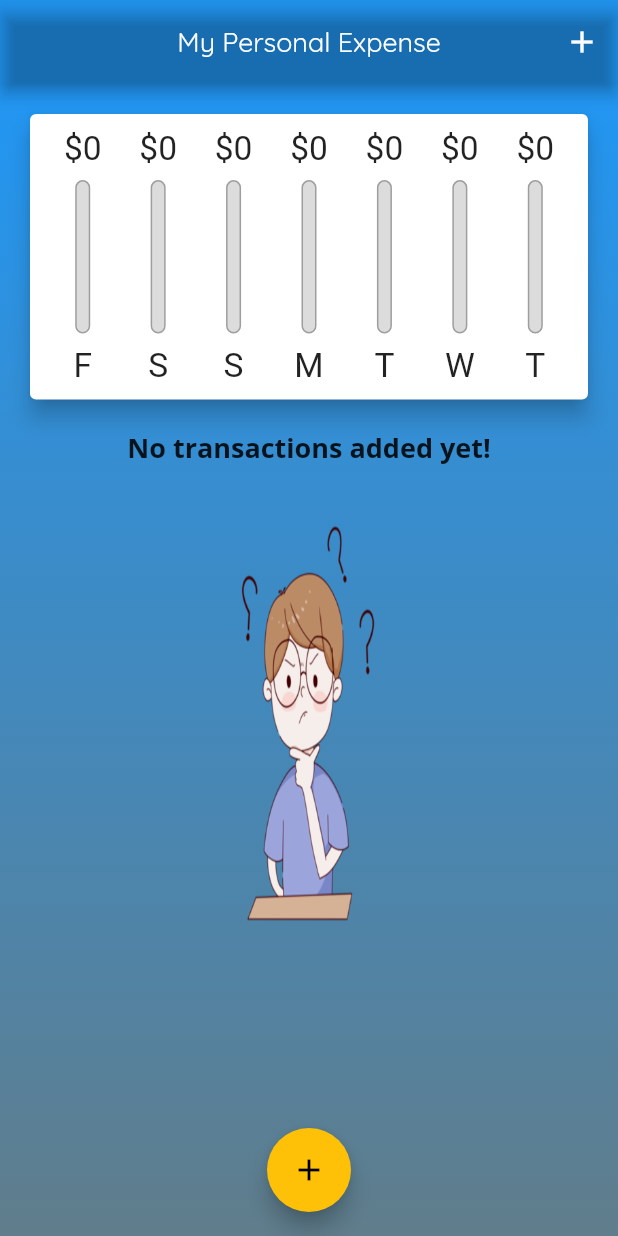
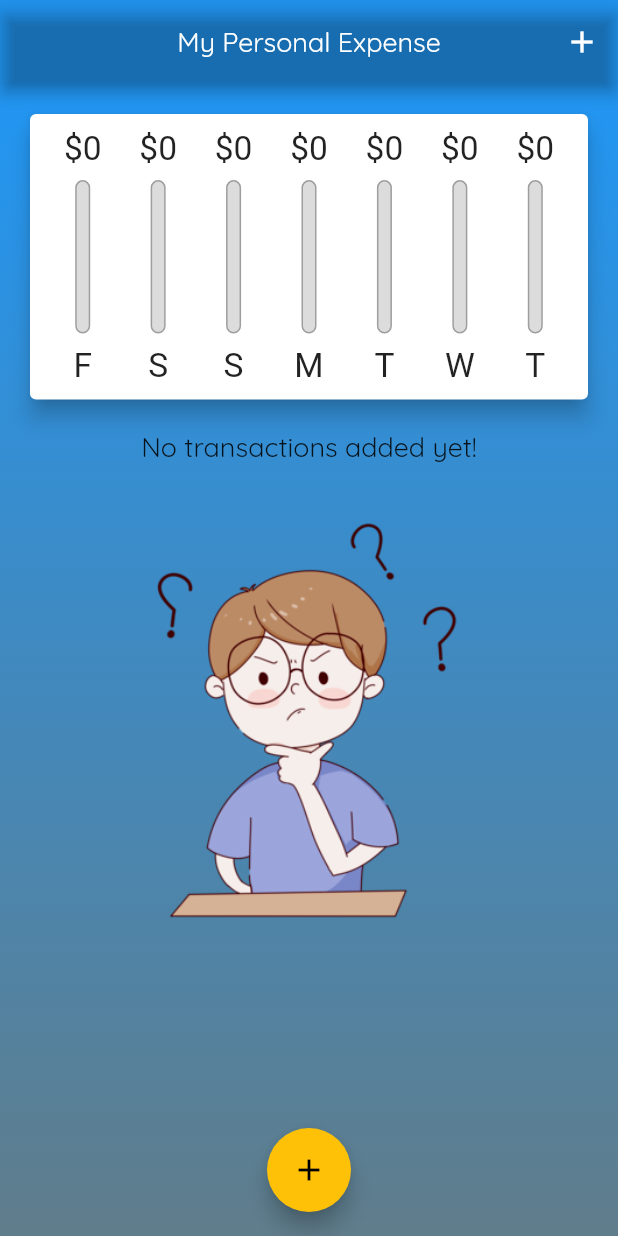
Before and after one commit to yashwanth938/Transaction-Save-App-, a Flutter app: the screen it shows after launch, on a phone screen of 412 x 824 dp. Run offline on Flutter 3.47's test engine with Material 2 defaults, Android fonts, the phone set to English and light mode, and no system bars.

Commit message:
Some changes

```diff
--- a/lib/widgets/transaction_list.dart
+++ b/lib/widgets/transaction_list.dart
@@ -18,7 +18,12 @@ class TransactionList extends StatelessWidget {
                 children: <Widget>[
                   Text(
                     'No transactions added yet!',
-                    style: Theme.of(context).textTheme.title,
+                    style: TextStyle(
+                      fontFamily: 'Quicksand',
+                      fontWeight: FontWeight.normal,
+                      fontSize: 18,
+                    ),
+                    //style: Theme.of(context).textTheme.headline6,
                   ),
                   SizedBox(
                     height: 20,
@@ -26,7 +31,7 @@ class TransactionList extends StatelessWidget {
                   Container(
                     height: constraints.maxHeight * 0.6,
                     child: Image.asset(
-                      'assets/images/Think12.png',
+                      'assets/images/Think1.png',
                       fit: BoxFit.contain,
                     ),
                   ),
@@ -54,7 +59,7 @@ class TransactionList extends StatelessWidget {
                   ),
                   title: Text(
                     transactions[index].title,
-                    style: Theme.of(context).textTheme.title,
+                    style: Theme.of(context).textTheme.headline6,
                   ),
                   subtitle: Text(
                     DateFormat.yMMMd().format(transactions[index].date),
--- a/pubspec.yaml
+++ b/pubspec.yaml
@@ -71,7 +71,6 @@ flutter:
       fonts:
         - asset: assets/fonts/Quicksand-Regular.ttf
         - asset: assets/fonts/Quicksand-Bold.ttf
-        - asset: assets/fonts/
           weight: 700
   #   - family: Trajan Pro
   #     fonts:
```
Also changed, not shown: lib/fonts/OpenSans-Bold.ttf (added), lib/fonts/OpenSans-Regular.ttf (added), lib/fonts/Quicksand-Bold.ttf (added), lib/fonts/Quicksand-Light.ttf (added), lib/fonts/Quicksand-Medium.ttf (added), lib/fonts/Quicksand-Regular.ttf (added), lib/fonts/Quicksand-VariableFont_wght.ttf (added), 2 other files.
